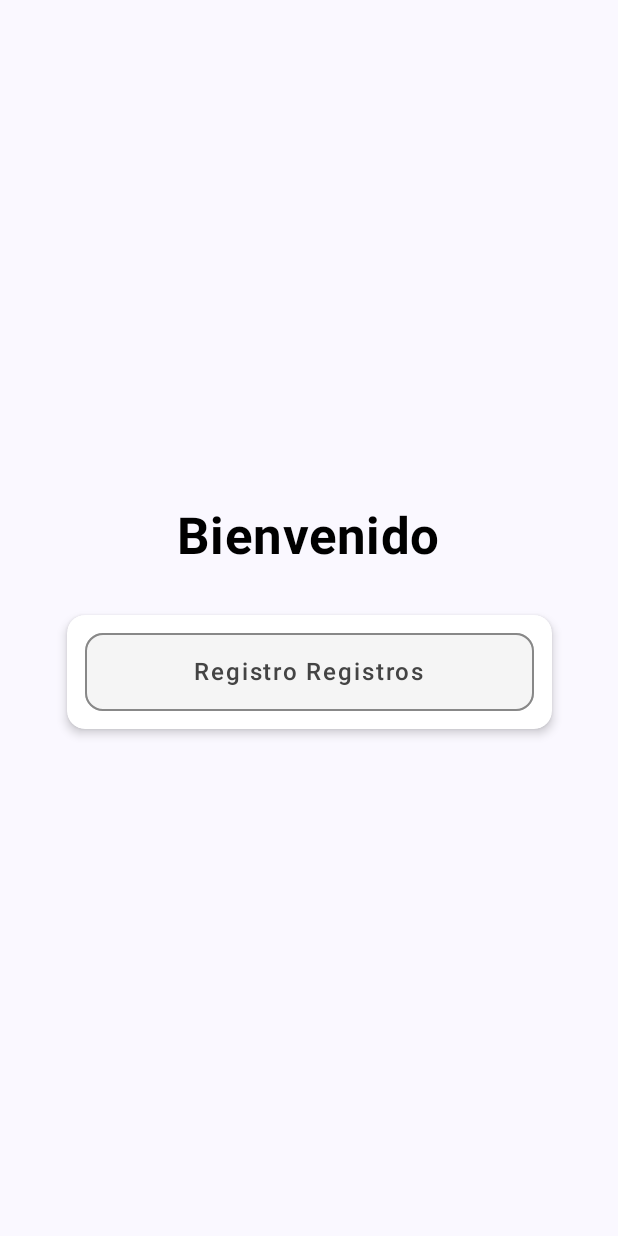
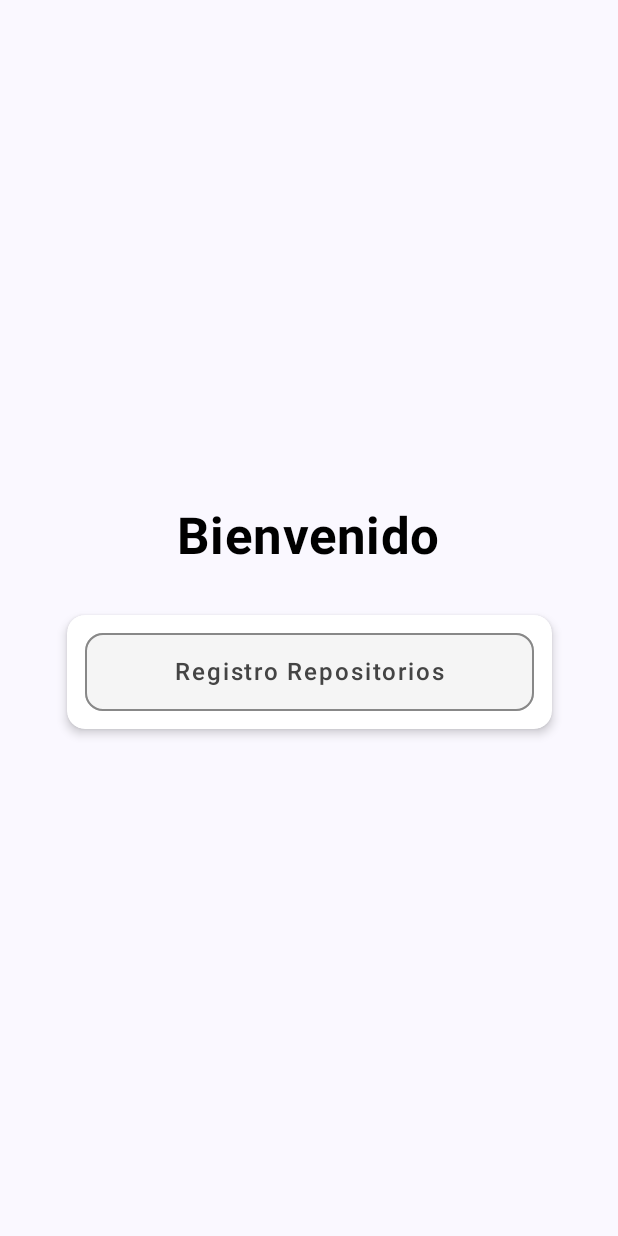
Before and after one commit to Frailyng/Frailyn_Garcia_AP2_P2, an Android app built with Jetpack Compose: the screen it shows after launch (MainActivity), on a phone screen of 412 x 824 dp. Run offline under Robolectric (Android 15) with nearby library versions, the phone set to English and light mode, and no system bars; our stand-ins replace Dagger/Hilt's generated code.

Commit message:
Home Screen Modificado

```diff
--- a/app/src/main/java/edu/ucne/aplicada2/frailyn_garcia_ap2_p2/presentation/Home/HomeScreen.kt
+++ b/app/src/main/java/edu/ucne/aplicada2/frailyn_garcia_ap2_p2/presentation/Home/HomeScreen.kt
@@ -74,7 +74,7 @@ fun HomeScreen(
                     )
                 ) {
                     Text(
-                        text = "Registro Registros",
+                        text = "Registro Repositorios",
                         fontSize = 16.sp,
                         color = Color.DarkGray
                     )
```
